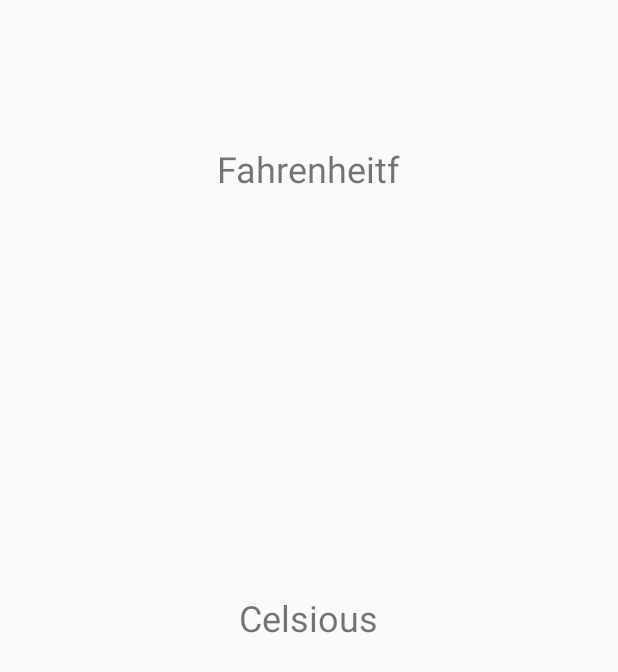
After one commit to FIU-SCIS-Senior-Projects/Smart-Systems-for-Occupancy-and-Building-Energy-Control, an Android app: the layout activity_temperature.xml on its own in the app's theme, with its tools: preview values and no code run, on a phone screen of 412 x 824 dp. The commit adds this screen. Shown: the top 672 px of the screen. Run offline under Robolectric (Android 15) with nearby library versions, the phone set to English and light mode, and no system bars.

Commit message:
Display Temperature in Celsius and Fahrenheit

```diff
--- a/Code/SSOBEC/app/src/main/java/fiu/ssobec/Model/Temperature.java
+++ b/Code/SSOBEC/app/src/main/java/fiu/ssobec/Model/Temperature.java
@@ -14,6 +14,7 @@ public class Temperature {
         this.temperature = temperature;
 
     }
+
 
     public int getZone_id() {
         return zone_id;
--- /dev/null
+++ b/Code/SSOBEC/app/src/main/res/layout/activity_temperature.xml
@@ -0,0 +1,25 @@
+<?xml version="1.0" encoding="utf-8"?>
+<RelativeLayout xmlns:android="http://schemas.android.com/apk/res/android"
+    android:layout_width="match_parent" android:layout_height="match_parent"
+>
+
+    <TextView
+        android:layout_width="wrap_content"
+        android:layout_height="wrap_content"
+        android:text="Fahrenheitf"
+        android:id="@+id/Fahrenheit"
+        android:layout_marginTop="96dp"
+        android:textSize="@dimen/login_textfield_size"
+        android:layout_alignParentTop="true"
+        android:layout_centerHorizontal="true" />
+
+    <TextView
+        android:layout_width="wrap_content"
+        android:layout_height="wrap_content"
+        android:text="Celsious"
+        android:id="@+id/Celsius"
+        android:textIsSelectable="true"
+        android:textSize="@dimen/login_textfield_size"
+        android:layout_centerVertical="true"
+        android:layout_centerHorizontal="true" />
+</RelativeLayout>
```
Also changed, not shown: Code/SSOBEC/app/src/main/java/fiu/ssobec/Activity/EnergyActivity.java (+18 -4 lines), Code/SSOBEC/app/src/main/java/fiu/ssobec/Synchronization/SyncAdapter.java (added, +46 -0 lines), Code/SSOBEC/app/src/main/java/fiu/ssobec/Synchronization/SyncService.java (added, +47 -0 lines).
